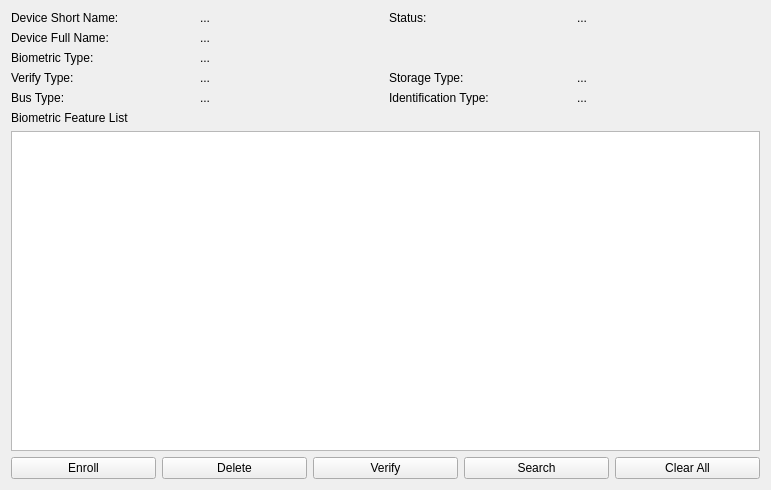
Before: the Qt Designer form src/contentpane.ui in ukui/ukui-biometric-manager, drawn with Qt 5.
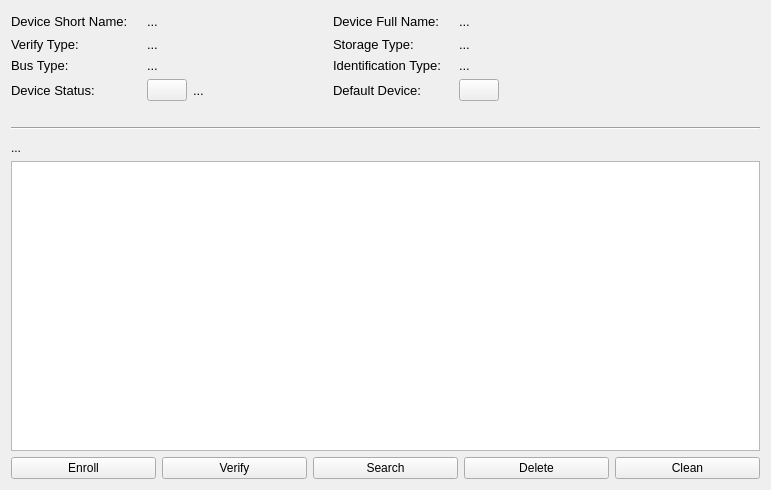
After: the same form once the commit is applied.

```diff
--- a/src/contentpane.ui
+++ b/src/contentpane.ui
@@ -16,136 +16,367 @@
   <layout class="QVBoxLayout" name="verticalLayout">
    <item>
     <layout class="QGridLayout" name="gridLayout">
-     <item row="7" column="4">
-      <widget class="QLabel" name="labelIdentificationType">
+     <item row="5" column="2">
+      <layout class="QHBoxLayout" name="horizontalLayout_2">
+       <item>
+        <widget class="QPushButton" name="btnStatus">
+         <property name="minimumSize">
+          <size>
+           <width>40</width>
+           <height>20</height>
+          </size>
+         </property>
+         <property name="maximumSize">
+          <size>
+           <width>40</width>
+           <height>16777215</height>
+          </size>
+         </property>
+         <property name="text">
+          <string/>
+         </property>
+        </widget>
+       </item>
+       <item>
+        <widget class="QLabel" name="labelStatusText">
+         <property name="font">
+          <font>
+           <pointsize>10</pointsize>
+          </font>
+         </property>
+         <property name="text">
+          <string>...</string>
+         </property>
+        </widget>
+       </item>
+      </layout>
+     </item>
+     <item row="2" column="5">
+      <widget class="QLabel" name="labelStorageType">
+       <property name="minimumSize">
+        <size>
+         <width>0</width>
+         <height>0</height>
+        </size>
+       </property>
+       <property name="font">
+        <font>
+         <pointsize>10</pointsize>
+        </font>
+       </property>
        <property name="text">
         <string>...</string>
        </property>
       </widget>
      </item>
-     <item row="6" column="1">
-      <widget class="QLabel" name="label_4">
-       <property name="text">
-        <string>Verify Type:</string>
-       </property>
-      </widget>
-     </item>
-     <item row="4" column="1">
-      <widget class="QLabel" name="label_3">
-       <property name="text">
-        <string>Biometric Type:</string>
-       </property>
-      </widget>
-     </item>
      <item row="0" column="1">
       <widget class="QLabel" name="label_1">
+       <property name="minimumSize">
+        <size>
+         <width>130</width>
+         <height>20</height>
+        </size>
+       </property>
+       <property name="maximumSize">
+        <size>
+         <width>130</width>
+         <height>20</height>
+        </size>
+       </property>
+       <property name="font">
+        <font>
+         <pointsize>10</pointsize>
+        </font>
+       </property>
        <property name="text">
         <string>Device Short Name:</string>
        </property>
       </widget>
      </item>
-     <item row="2" column="1">
-      <widget class="QLabel" name="label_2">
-       <property name="text">
-        <string>Device Full Name:</string>
-       </property>
-      </widget>
-     </item>
-     <item row="7" column="1">
-      <widget class="QLabel" name="label_5">
-       <property name="text">
-        <string>Bus Type:</string>
-       </property>
-      </widget>
-     </item>
      <item row="0" column="2">
       <widget class="QLabel" name="labelDeviceShortName">
+       <property name="minimumSize">
+        <size>
+         <width>180</width>
+         <height>20</height>
+        </size>
+       </property>
+       <property name="maximumSize">
+        <size>
+         <width>180</width>
+         <height>20</height>
+        </size>
+       </property>
+       <property name="font">
+        <font>
+         <pointsize>10</pointsize>
+        </font>
+       </property>
        <property name="text">
         <string>...</string>
        </property>
       </widget>
      </item>
      <item row="2" column="2">
-      <widget class="QLabel" name="labelDeviceFullName">
-       <property name="text">
-        <string>...</string>
-       </property>
-      </widget>
-     </item>
-     <item row="7" column="2">
-      <widget class="QLabel" name="labelBusType">
-       <property name="text">
-        <string>...</string>
-       </property>
-      </widget>
-     </item>
-     <item row="4" column="2">
-      <widget class="QLabel" name="labelBiometricType">
-       <property name="text">
-        <string>...</string>
-       </property>
-      </widget>
-     </item>
-     <item row="6" column="2">
       <widget class="QLabel" name="labelVerifyType">
+       <property name="minimumSize">
+        <size>
+         <width>0</width>
+         <height>0</height>
+        </size>
+       </property>
+       <property name="font">
+        <font>
+         <pointsize>10</pointsize>
+        </font>
+       </property>
        <property name="text">
         <string>...</string>
        </property>
       </widget>
      </item>
-     <item row="7" column="3">
+     <item row="5" column="3">
+      <widget class="QLabel" name="labelDefault">
+       <property name="font">
+        <font>
+         <pointsize>10</pointsize>
+        </font>
+       </property>
+       <property name="text">
+        <string>Default Device:</string>
+       </property>
+      </widget>
+     </item>
+     <item row="3" column="2">
+      <widget class="QLabel" name="labelBusType">
+       <property name="minimumSize">
+        <size>
+         <width>0</width>
+         <height>0</height>
+        </size>
+       </property>
+       <property name="font">
+        <font>
+         <pointsize>10</pointsize>
+        </font>
+       </property>
+       <property name="text">
+        <string>...</string>
+       </property>
+      </widget>
+     </item>
+     <item row="2" column="3">
+      <widget class="QLabel" name="label_12">
+       <property name="font">
+        <font>
+         <pointsize>10</pointsize>
+        </font>
+       </property>
+       <property name="text">
+        <string>Storage Type:</string>
+       </property>
+      </widget>
+     </item>
+     <item row="0" column="5" colspan="2">
+      <widget class="QLabel" name="labelDeviceFullName">
+       <property name="font">
+        <font>
+         <pointsize>10</pointsize>
+        </font>
+       </property>
+       <property name="text">
+        <string>...</string>
+       </property>
+      </widget>
+     </item>
+     <item row="2" column="1">
+      <widget class="QLabel" name="label_10">
+       <property name="font">
+        <font>
+         <pointsize>10</pointsize>
+        </font>
+       </property>
+       <property name="text">
+        <string>Verify Type:</string>
+       </property>
+      </widget>
+     </item>
+     <item row="5" column="1">
+      <widget class="QLabel" name="label_2">
+       <property name="font">
+        <font>
+         <pointsize>10</pointsize>
+        </font>
+       </property>
+       <property name="text">
+        <string>Device Status:</string>
+       </property>
+      </widget>
+     </item>
+     <item row="3" column="1">
+      <widget class="QLabel" name="label_3">
+       <property name="minimumSize">
+        <size>
+         <width>0</width>
+         <height>0</height>
+        </size>
+       </property>
+       <property name="font">
+        <font>
+         <pointsize>10</pointsize>
+        </font>
+       </property>
+       <property name="text">
+        <string>Bus Type:</string>
+       </property>
+      </widget>
+     </item>
+     <item row="3" column="3">
       <widget class="QLabel" name="label_7">
+       <property name="minimumSize">
+        <size>
+         <width>0</width>
+         <height>0</height>
+        </size>
+       </property>
+       <property name="font">
+        <font>
+         <pointsize>10</pointsize>
+        </font>
+       </property>
        <property name="text">
         <string>Identification Type:</string>
        </property>
       </widget>
      </item>
-     <item row="6" column="3">
-      <widget class="QLabel" name="label_6">
-       <property name="text">
-        <string>Storage Type:</string>
+     <item row="3" column="5">
+      <widget class="QLabel" name="labelIdentificationType">
+       <property name="minimumSize">
+        <size>
+         <width>0</width>
+         <height>0</height>
+        </size>
        </property>
-      </widget>
-     </item>
-     <item row="6" column="4">
-      <widget class="QLabel" name="labelStorageType">
+       <property name="font">
+        <font>
+         <pointsize>10</pointsize>
+        </font>
+       </property>
        <property name="text">
         <string>...</string>
        </property>
       </widget>
      </item>
      <item row="0" column="3">
-      <widget class="QLabel" name="label">
+      <widget class="QLabel" name="label_8">
+       <property name="minimumSize">
+        <size>
+         <width>120</width>
+         <height>0</height>
+        </size>
+       </property>
+       <property name="maximumSize">
+        <size>
+         <width>120</width>
+         <height>16777215</height>
+        </size>
+       </property>
+       <property name="font">
+        <font>
+         <pointsize>10</pointsize>
+        </font>
+       </property>
        <property name="text">
-        <string>Status:</string>
+        <string>Device Full Name:</string>
        </property>
       </widget>
      </item>
-     <item row="0" column="4">
-      <widget class="QLabel" name="labelStatus">
+     <item row="5" column="5">
+      <widget class="QPushButton" name="btnDefault">
+       <property name="minimumSize">
+        <size>
+         <width>40</width>
+         <height>20</height>
+        </size>
+       </property>
+       <property name="maximumSize">
+        <size>
+         <width>40</width>
+         <height>16777215</height>
+        </size>
+       </property>
        <property name="text">
-        <string>...</string>
+        <string/>
        </property>
       </widget>
      </item>
     </layout>
    </item>
    <item>
-    <widget class="QLabel" name="labelFeatureList">
+    <spacer name="verticalSpacer">
+     <property name="orientation">
+      <enum>Qt::Vertical</enum>
+     </property>
+     <property name="sizeType">
+      <enum>QSizePolicy::Fixed</enum>
+     </property>
+     <property name="sizeHint" stdset="0">
+      <size>
+       <width>20</width>
+       <height>20</height>
+      </size>
+     </property>
+    </spacer>
+   </item>
+   <item>
+    <widget class="Line" name="line">
+     <property name="orientation">
+      <enum>Qt::Horizontal</enum>
+     </property>
+    </widget>
+   </item>
+   <item>
+    <spacer name="verticalSpacer_2">
+     <property name="orientation">
+      <enum>Qt::Vertical</enum>
+     </property>
+     <property name="sizeType">
+      <enum>QSizePolicy::Fixed</enum>
+     </property>
+     <property name="sizeHint" stdset="0">
+      <size>
+       <width>20</width>
+       <height>5</height>
+      </size>
+     </property>
+    </spacer>
+   </item>
+   <item>
+    <widget class="QLabel" name="labelListName">
      <property name="text">
-      <string>Biometric Feature List</string>
+      <string>...</string>
      </property>
     </widget>
    </item>
    <item>
     <widget class="QTreeView" name="treeView">
-     <property name="font">
-      <font>
-       <pointsize>12</pointsize>
-      </font>
+     <property name="focusPolicy">
+      <enum>Qt::NoFocus</enum>
      </property>
-     <property name="indentation">
-      <number>0</number>
+     <property name="horizontalScrollBarPolicy">
+      <enum>Qt::ScrollBarAlwaysOff</enum>
+     </property>
+     <property name="sizeAdjustPolicy">
+      <enum>QAbstractScrollArea::AdjustToContents</enum>
+     </property>
+     <property name="editTriggers">
+      <set>QAbstractItemView::DoubleClicked|QAbstractItemView::EditKeyPressed|QAbstractItemView::SelectedClicked</set>
+     </property>
+     <property name="selectionMode">
+      <enum>QAbstractItemView::ExtendedSelection</enum>
+     </property>
+     <property name="selectionBehavior">
+      <enum>QAbstractItemView::SelectRows</enum>
      </property>
     </widget>
    </item>
@@ -158,13 +389,6 @@
        </property>
       </widget>
      </item>
-     <item>
-      <widget class="QPushButton" name="btnDelete">
-       <property name="text">
-        <string>Delete</string>
-       </property>
-      </widget>
-     </item>
      <item>
       <widget class="QPushButton" name="btnVerify">
        <property name="text">
@@ -180,9 +404,16 @@
       </widget>
      </item>
      <item>
-      <widget class="QPushButton" name="btnDrop">
+      <widget class="QPushButton" name="btnDelete">
        <property name="text">
-        <string>Clear All</string>
+        <string>Delete</string>
+       </property>
+      </widget>
+     </item>
+     <item>
+      <widget class="QPushButton" name="btnClean">
+       <property name="text">
+        <string>Clean</string>
        </property>
       </widget>
      </item>
```
